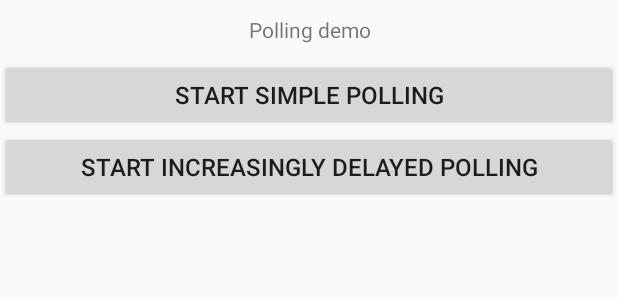
After one commit to gidools/RxAndroidStudy, an Android app: the layout fragment_polling.xml on its own in the app's theme, with its tools: preview values and no code run, on a phone screen of 412 x 824 dp. The commit adds this screen. Shown: the top 300 px of the screen. Run offline under Robolectric (Android 15) with nearby library versions, the phone set to English and light mode, and no system bars.

Commit message:
polling sample 추가

```diff
--- a/app/src/main/java/maxst/com/rxandroidstudy/fragment/MainFragment.java
+++ b/app/src/main/java/maxst/com/rxandroidstudy/fragment/MainFragment.java
@@ -42,6 +42,7 @@ public class MainFragment extends Fragment {
 		layout.findViewById(R.id.double_binding_text_view).setOnClickListener(onClickListener);
 		layout.findViewById(R.id.buffer_demo).setOnClickListener(onClickListener);
 		layout.findViewById(R.id.form_validation).setOnClickListener(onClickListener);
+		layout.findViewById(R.id.polling).setOnClickListener(onClickListener);
 		return layout;
 	}
 
@@ -105,6 +106,10 @@ public class MainFragment extends Fragment {
 				case R.id.form_validation:
 					clickedOn(new FormValidationFragment());
 					break;
+
+				case R.id.polling:
+					clickedOn(new PollingFragment());
+					break;
 			}
 		}
 	};
--- /dev/null
+++ b/app/src/main/res/layout/fragment_polling.xml
@@ -0,0 +1,47 @@
+<?xml version="1.0" encoding="utf-8"?>
+
+<LinearLayout
+    xmlns:android="http://schemas.android.com/apk/res/android"
+    android:layout_width="match_parent"
+    android:layout_height="match_parent"
+    android:orientation="vertical"
+    >
+
+    <TextView
+        android:layout_width="match_parent"
+        android:layout_height="wrap_content"
+        android:gravity="center"
+        android:padding="10dp"
+        android:text="Polling demo"
+        />
+
+
+    <LinearLayout
+        android:layout_width="match_parent"
+        android:layout_height="wrap_content"
+        android:orientation="vertical"
+        >
+
+        <Button
+            android:id="@+id/btn_start_simple_polling"
+            android:layout_width="match_parent"
+            android:layout_height="wrap_content"
+            android:text="Start simple polling"
+            android:textSize="16sp"
+            />
+
+        <Button
+            android:id="@+id/btn_start_increasingly_delayed_polling"
+            android:layout_width="match_parent"
+            android:layout_height="wrap_content"
+            android:text="Start increasingly delayed polling"
+            android:textSize="16sp"
+            />
+    </LinearLayout>
+
+    <ListView
+        android:id="@+id/list_threading_log"
+        android:layout_width="match_parent"
+        android:layout_height="match_parent"
+        />
+</LinearLayout>
```
Also changed, not shown: app/src/main/java/maxst/com/rxandroidstudy/fragment/PollingFragment.java (added, +207 -0 lines), app/src/main/res/layout/fragment_main.xml (+7 -0 lines).
